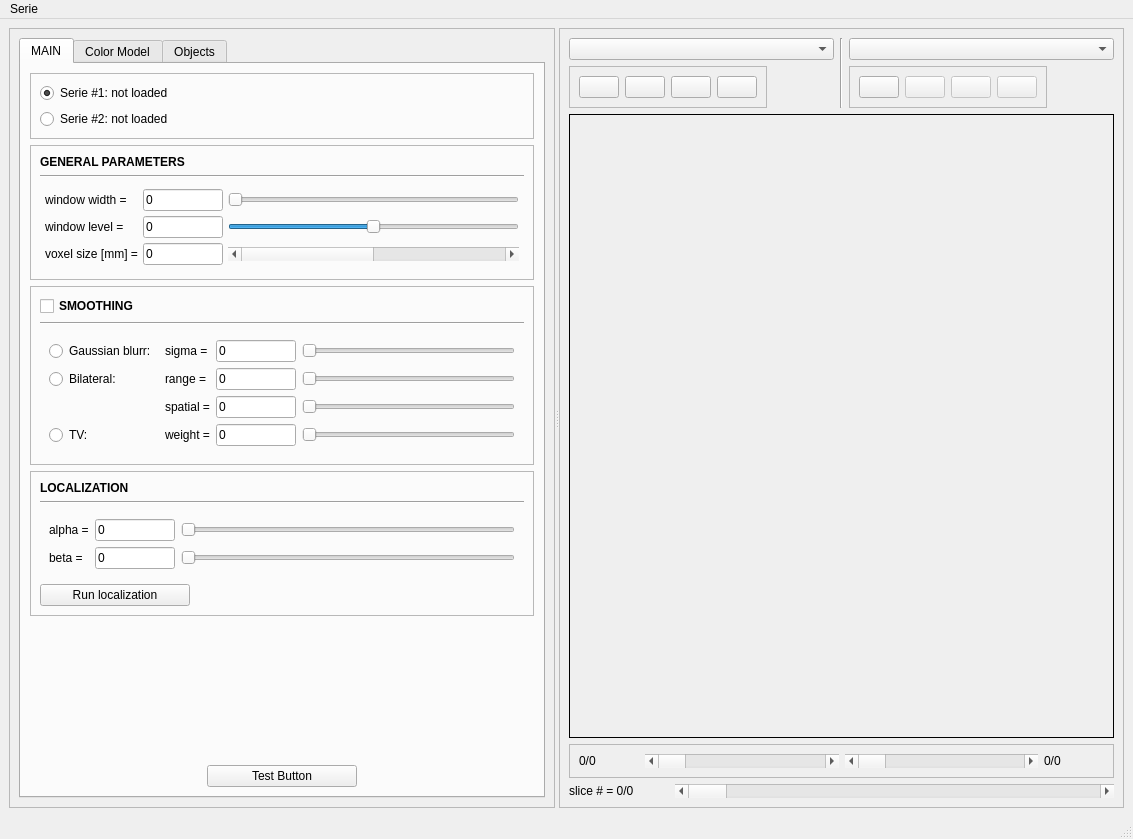
Before: the Qt Designer form lesioneditor/lession_editor_GUI.ui in mazoku/lesion_editor, drawn with Qt 5.
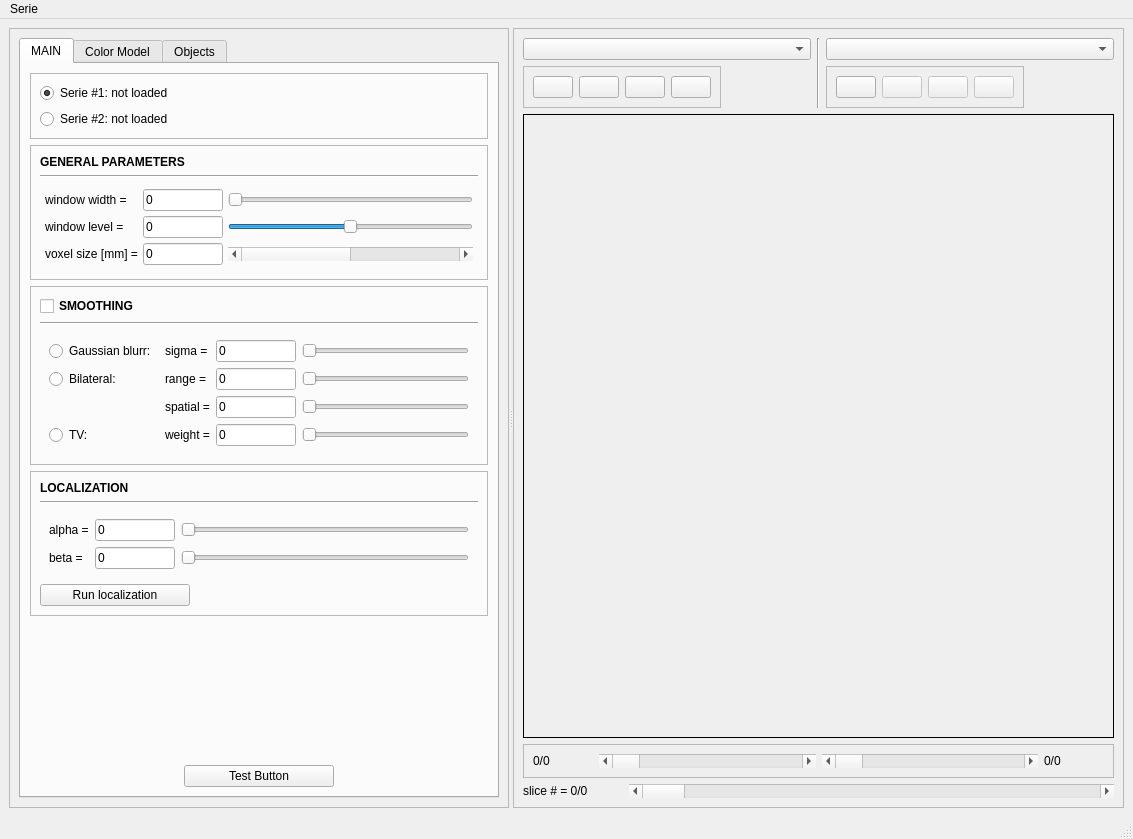
After: the same form once the commit is applied. Icons and pictures are not drawn.

Commit message: Prace na zobrazovani obou view widgetu - nutne menit velikost framu.

Diff of the .ui file:
```diff
--- a/lesioneditor/lession_editor_GUI.ui
+++ b/lesioneditor/lession_editor_GUI.ui
@@ -47,7 +47,7 @@
        </property>
        <property name="maximumSize">
         <size>
-         <width>16777215</width>
+         <width>500</width>
          <height>16777215</height>
         </size>
        </property>
```
Left out of the diff: 4 changed lines with no effect on the pictures. The commit also changes 2 other files.
